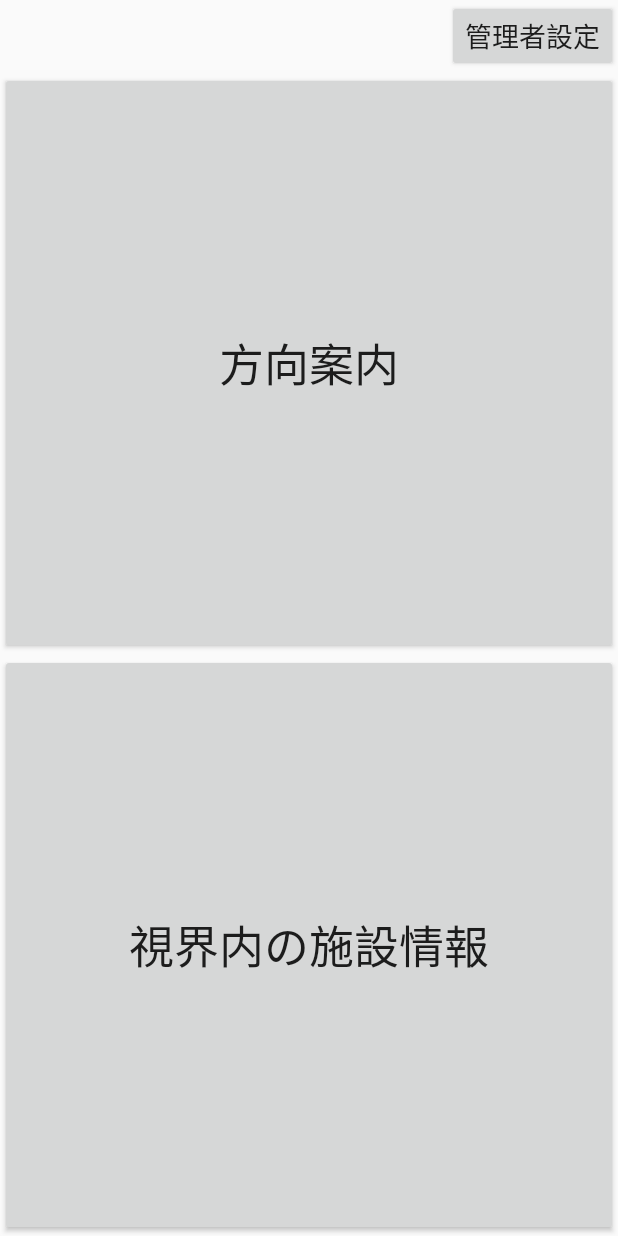
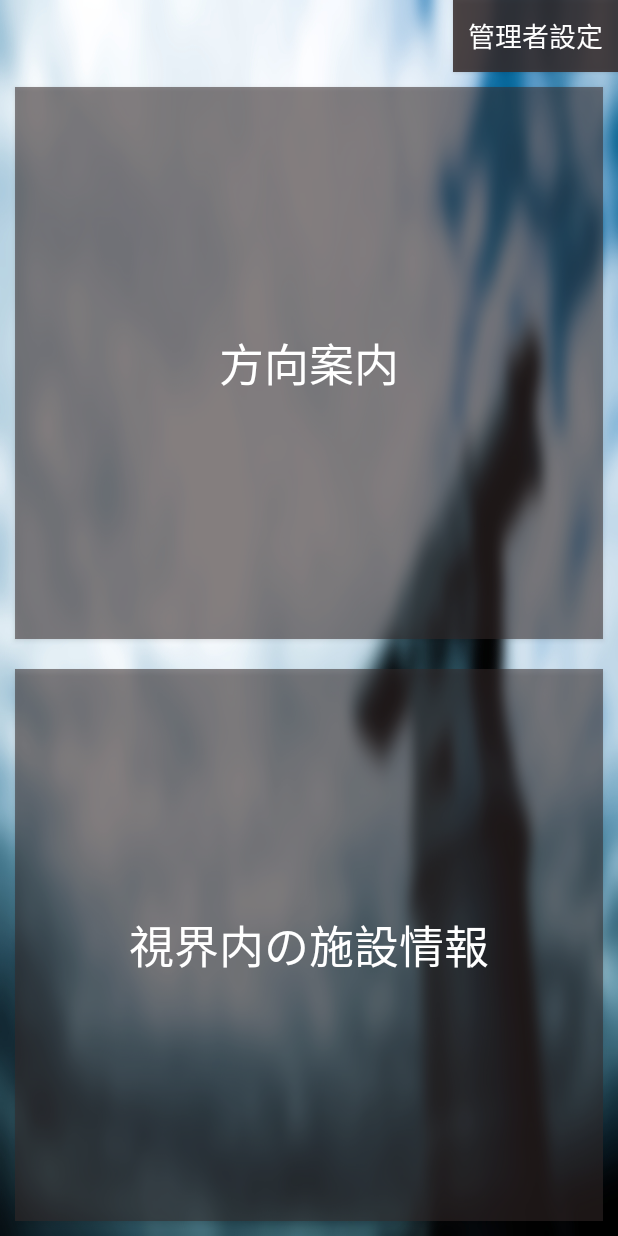
Before and after one commit to Takajo-Soft33/scoscope_android, an Android app: the screen it shows after launch (MainActivity), on a phone screen of 412 x 824 dp. Run offline under Robolectric (Android 15) with nearby library versions, the phone set to English and light mode, and no system bars.

Commit message:
トップ画面のUI変更

```diff
--- a/app/src/main/res/layout/activity_main.xml
+++ b/app/src/main/res/layout/activity_main.xml
@@ -9,6 +9,7 @@
     <LinearLayout
         android:layout_width="match_parent"
         android:layout_height="match_parent"
+        android:background="@drawable/top_background"
         android:orientation="vertical">
 
         <Button
@@ -16,23 +17,32 @@
             android:layout_width="wrap_content"
             android:layout_height="wrap_content"
             android:layout_gravity="right"
+            android:background="#d7352a2a"
+            android:padding="10dp"
             android:text="管理者設定"
+            android:textColor="@android:color/background_light"
             android:textSize="18sp" />
 
         <Button
             android:id="@+id/directionBt"
             android:layout_width="match_parent"
             android:layout_height="wrap_content"
+            android:layout_margin="10dp"
             android:layout_weight="1"
+            android:background="#89352a2a"
             android:text="方向案内"
+            android:textColor="@android:color/background_light"
             android:textSize="30sp" />
 
         <Button
             android:id="@+id/viewOnFacilityBt"
             android:layout_width="match_parent"
             android:layout_height="wrap_content"
+            android:layout_margin="10dp"
             android:layout_weight="1"
+            android:background="#89352a2a"
             android:text="視界内の施設情報"
+            android:textColor="@android:color/background_light"
             android:textSize="30sp" />
     </LinearLayout>
 </android.support.constraint.ConstraintLayout>
```
Also changed, not shown: app/src/main/res/drawable/top_background.jpg (added).
